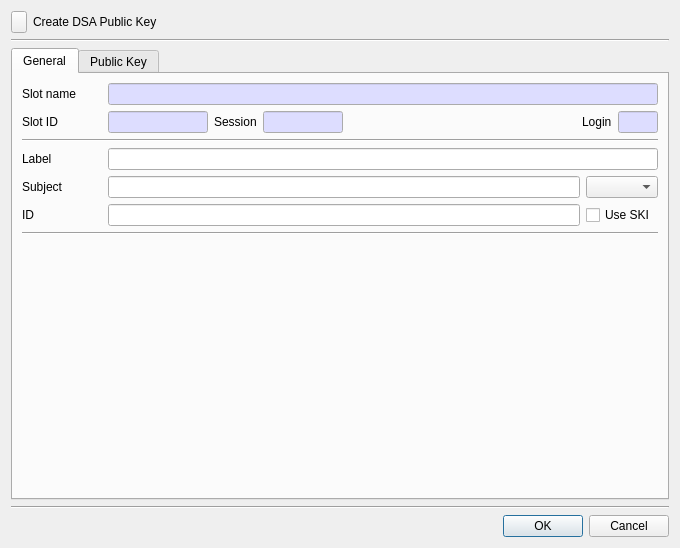
Above: CryptokiMan/create_dsa_pub_key_dlg.ui from jykim74/CryptokiMan before the change. Below: the same form after it.
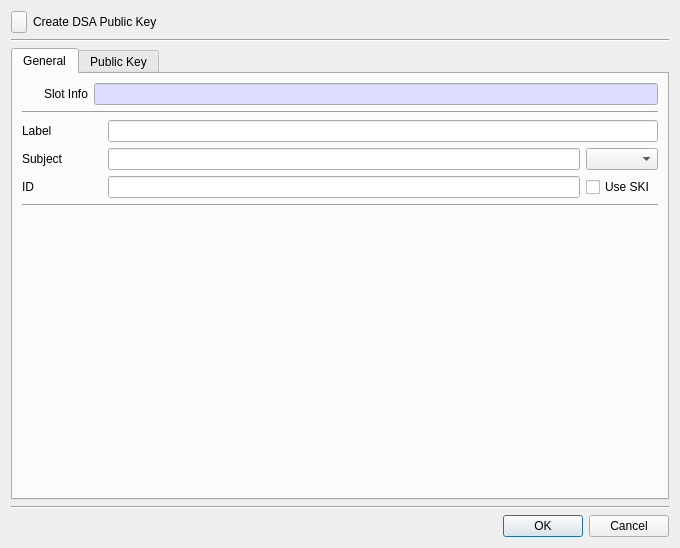
That is the form after the change. Icons and pictures are not drawn.

The edit to the form file:
```diff
--- a/CryptokiMan/create_dsa_pub_key_dlg.ui
+++ b/CryptokiMan/create_dsa_pub_key_dlg.ui
@@ -70,21 +70,21 @@
          <property name="topMargin">
           <number>0</number>
          </property>
-         <item row="0" column="0">
+         <item row="0" column="1">
           <widget class="QLabel" name="label">
            <property name="minimumSize">
             <size>
-             <width>80</width>
+             <width>0</width>
              <height>0</height>
             </size>
            </property>
            <property name="text">
-            <string>Slot name</string>
+            <string>Slot Info</string>
            </property>
           </widget>
          </item>
-         <item row="0" column="1">
-          <widget class="QLineEdit" name="mSlotNameText">
+         <item row="0" column="2">
+          <widget class="QLineEdit" name="mSlotInfoText">
            <property name="palette">
             <palette>
              <active>
@@ -117,203 +117,32 @@
            </property>
           </widget>
          </item>
-        </layout>
-       </item>
-       <item>
-        <layout class="QGridLayout" name="gridLayout_3">
-         <property name="topMargin">
-          <number>0</number>
-         </property>
          <item row="0" column="0">
-          <widget class="QLabel" name="label_3">
+          <widget class="QPushButton" name="mSlotBtn">
            <property name="minimumSize">
             <size>
-             <width>80</width>
+             <width>16</width>
              <height>0</height>
             </size>
            </property>
-           <property name="text">
-            <string>Slot ID</string>
-           </property>
-          </widget>
-         </item>
-         <item row="0" column="3">
-          <widget class="QLineEdit" name="mSessionText">
            <property name="maximumSize">
             <size>
-             <width>80</width>
+             <width>16</width>
              <height>16777215</height>
             </size>
            </property>
-           <property name="palette">
-            <palette>
-             <active>
-              <colorrole role="Base">
-               <brush brushstyle="SolidPattern">
-                <color alpha="255">
-                 <red>221</red>
-                 <green>221</green>
-                 <blue>255</blue>
-                </color>
-               </brush>
-              </colorrole>
-             </active>
-             <inactive>
-              <colorrole role="Base">
-               <brush brushstyle="SolidPattern">
-                <color alpha="255">
-                 <red>221</red>
-                 <green>221</green>
-                 <blue>255</blue>
-                </color>
-               </brush>
-              </colorrole>
-             </inactive>
-             <disabled>
-              <colorrole role="Base">
-               <brush brushstyle="SolidPattern">
-                <color alpha="255">
-                 <red>240</red>
-                 <green>240</green>
-                 <blue>240</blue>
-                </color>
-               </brush>
-              </colorrole>
-             </disabled>
-            </palette>
-           </property>
-           <property name="readOnly">
-            <bool>true</bool>
-           </property>
-          </widget>
-         </item>
-         <item row="0" column="5">
-          <widget class="QLabel" name="label_10">
            <property name="text">
-            <string>Login</string>
+            <string/>
            </property>
-          </widget>
-         </item>
-         <item row="0" column="2">
-          <widget class="QLabel" name="label_9">
-           <property name="text">
-            <string>Session</string>
+           <property name="icon">
+            <iconset resource="cryptokiman.qrc">
+             <normaloff>:/images/slot.png</normaloff>:/images/slot.png</iconset>
            </property>
-          </widget>
-         </item>
-         <item row="0" column="6">
-          <widget class="QLineEdit" name="mLoginText">
-           <property name="maximumSize">
-            <size>
-             <width>40</width>
-             <height>16777215</height>
-            </size>
-           </property>
-           <property name="palette">
-            <palette>
-             <active>
-              <colorrole role="Base">
-               <brush brushstyle="SolidPattern">
-                <color alpha="255">
-                 <red>221</red>
-                 <green>221</green>
-                 <blue>255</blue>
-                </color>
-               </brush>
-              </colorrole>
-             </active>
-             <inactive>
-              <colorrole role="Base">
-               <brush brushstyle="SolidPattern">
-                <color alpha="255">
-                 <red>221</red>
-                 <green>221</green>
-                 <blue>255</blue>
-                </color>
-               </brush>
-              </colorrole>
-             </inactive>
-             <disabled>
-              <colorrole role="Base">
-               <brush brushstyle="SolidPattern">
-                <color alpha="255">
-                 <red>240</red>
-                 <green>240</green>
-                 <blue>240</blue>
-                </color>
-               </brush>
-              </colorrole>
-             </disabled>
-            </palette>
-           </property>
-           <property name="readOnly">
+           <property name="flat">
             <bool>true</bool>
            </property>
           </widget>
          </item>
-         <item row="0" column="1">
-          <widget class="QLineEdit" name="mSlotIDText">
-           <property name="maximumSize">
-            <size>
-             <width>100</width>
-             <height>16777215</height>
-            </size>
-           </property>
-           <property name="palette">
-            <palette>
-             <active>
-              <colorrole role="Base">
-               <brush brushstyle="SolidPattern">
-                <color alpha="255">
-                 <red>221</red>
-                 <green>221</green>
-                 <blue>255</blue>
-                </color>
-               </brush>
-              </colorrole>
-             </active>
-             <inactive>
-              <colorrole role="Base">
-               <brush brushstyle="SolidPattern">
-                <color alpha="255">
-                 <red>221</red>
-                 <green>221</green>
-                 <blue>255</blue>
-                </color>
-               </brush>
-              </colorrole>
-             </inactive>
-             <disabled>
-              <colorrole role="Base">
-               <brush brushstyle="SolidPattern">
-                <color alpha="255">
-                 <red>240</red>
-                 <green>240</green>
-                 <blue>240</blue>
-                </color>
-               </brush>
-              </colorrole>
-             </disabled>
-            </palette>
-           </property>
-           <property name="readOnly">
-            <bool>true</bool>
-           </property>
-          </widget>
-         </item>
-         <item row="0" column="4">
-          <spacer name="horizontalSpacer">
-           <property name="orientation">
-            <enum>Qt::Horizontal</enum>
-           </property>
-           <property name="sizeHint" stdset="0">
-            <size>
-             <width>40</width>
-             <height>20</height>
-            </size>
-           </property>
-          </spacer>
-         </item>
         </layout>
        </item>
        <item>
```
Left out of the diff: 5 changed lines with no effect on the pictures.
